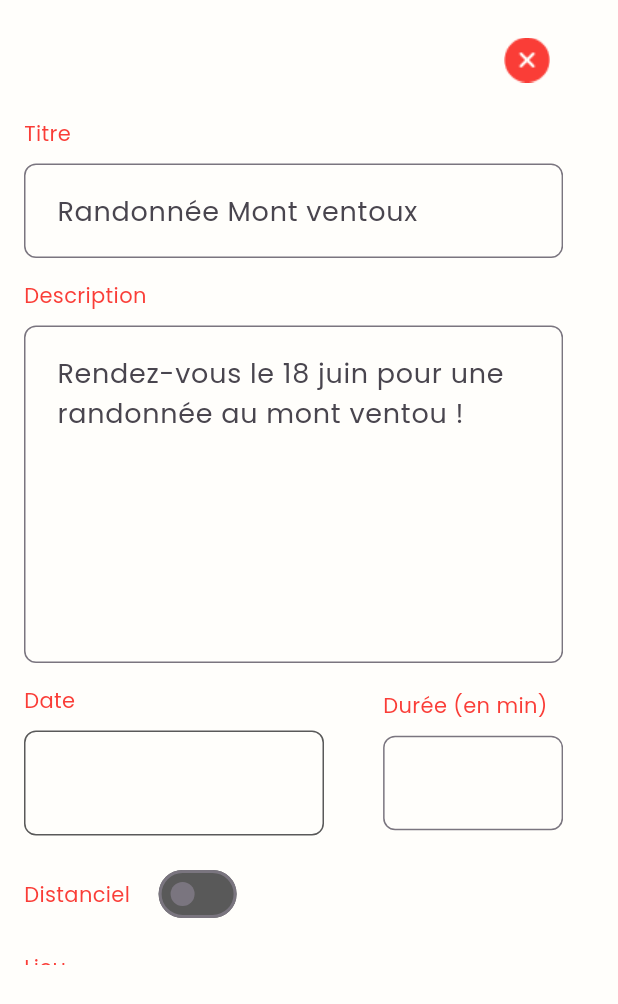
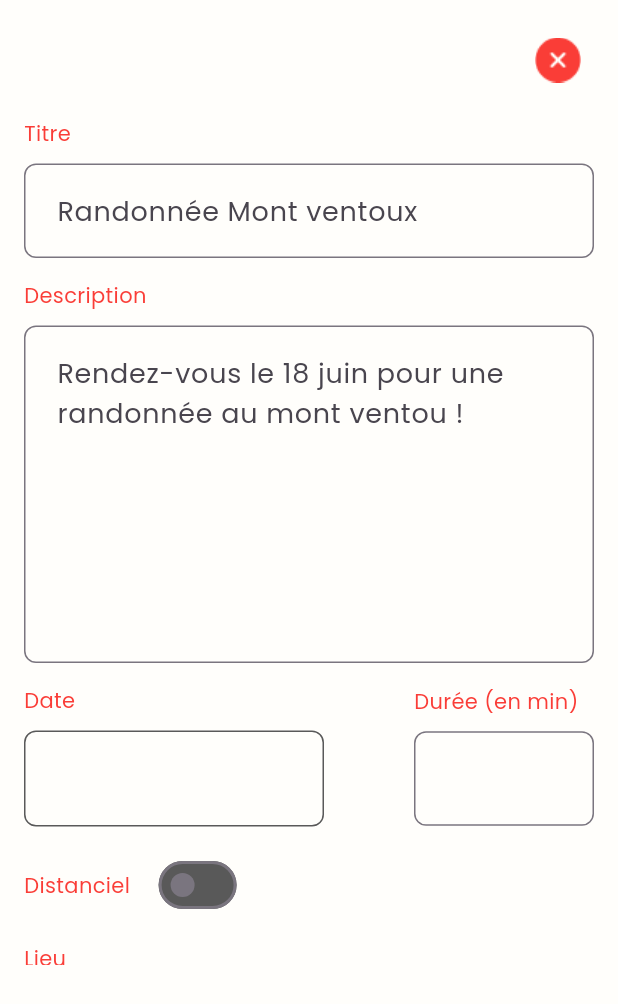
Before and after one commit to FuzMaxime/Benevolix_App, a Flutter app: the CreateAnnouncement widget shown alone on an empty page, opened directly, on a phone screen of 412 x 824 dp. Shown: the top 1004 px of the screen. Run offline on Flutter 3.47's test engine with Material 3 defaults, Android fonts, the phone set to English and light mode, and no system bars; our stand-ins replace flutter_dotenv, flutter_riverpod, permission_handler, shared_preferences; accounts and stored records are empty; network calls fail.

Commit message:
fix(create-announce): fix width announce modale

```diff
--- a/benevolix_app/lib/widgets/create_announcement.dart
+++ b/benevolix_app/lib/widgets/create_announcement.dart
@@ -79,7 +79,7 @@ class _CreateAnnouncement extends State<CreateAnnouncement> {
   Widget build(BuildContext context) {
     return Container(
         height: MediaQuery.of(context).size.height * 0.8,
-        width: MediaQuery.of(context).size.width * 0.95,
+        width: MediaQuery.of(context).size.width,
         padding: EdgeInsets.all(16),
         child: SingleChildScrollView(
           child: Column(
@@ -163,7 +163,9 @@ class _CreateAnnouncement extends State<CreateAnnouncement> {
                                       padding: EdgeInsets.all(22.0),
                                     ),
                                     onPressed: _selectDate,
-                                    child: Row(
+                                    child: SizedBox(
+                                      height: 20,
+                                      child:  Row(
                                           spacing: 20,
                                           children: [
                                           Image.asset(
@@ -172,7 +174,8 @@ class _CreateAnnouncement extends State<CreateAnnouncement> {
                                         '${selectedDate!.day}/${selectedDate!.month}/${selectedDate!.year}',
                                         style: _getTextInputStyle(),
                                       )
-                                      ],
+                                      ,
+                                    ]),
                                     ))
                               ])),
                       SizedBox(
```
Lines whose indentation alone changed are shown as unchanged.
